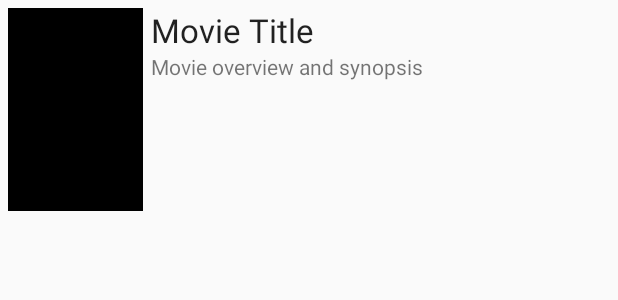
After one commit to veviego/Flicks, an Android app: the layout movie_dialog.xml on its own in the app's theme, with its tools: preview values and no code run, on a phone screen of 412 x 824 dp. The commit adds this screen. Shown: the top 300 px of the screen. Run offline under Robolectric (Android 15) with nearby library versions, the phone set to English and light mode, and no system bars.

Commit message:
if i screw something up with the popup, come back here

```diff
--- a/app/build.gradle
+++ b/app/build.gradle
@@ -32,5 +32,6 @@ dependencies {
     compile 'jp.wasabeef:glide-transformations:2.0.2'
     // If you want to use the GPU Filters
     compile 'jp.co.cyberagent.android.gpuimage:gpuimage-library:1.4.1'
+
     testCompile 'junit:junit:4.12'
 }
--- a/app/src/main/res/layout/item_movie.xml
+++ b/app/src/main/res/layout/item_movie.xml
@@ -35,4 +35,5 @@
         android:layout_below="@+id/tvTitle"
         android:layout_toRightOf="@+id/ivPosterImage"
         android:text="Movie overview and synopsis" />
+
 </RelativeLayout>
--- /dev/null
+++ b/app/src/main/res/layout/movie_dialog.xml
@@ -0,0 +1,57 @@
+<?xml version="1.0" encoding="utf-8"?>
+<RelativeLayout xmlns:android="http://schemas.android.com/apk/res/android"
+    xmlns:app="http://schemas.android.com/apk/res-auto"
+    android:layout_margin="5dp"
+    android:layout_width="match_parent" android:layout_height="wrap_content">
+
+    <ImageView
+        android:id="@+id/popPosterImage"
+        android:layout_width="90dp"
+        android:layout_height="135dp"
+        android:scaleType="fitXY"
+        android:layout_alignParentLeft="true"
+        android:layout_alignParentStart="true"
+        android:layout_alignParentTop="true"
+        android:layout_marginRight="5dp"
+        app:srcCompat="@android:color/black" />
+
+    <TextView
+        android:id="@+id/popTitle"
+        android:layout_width="wrap_content"
+        android:layout_height="wrap_content"
+        android:layout_alignParentTop="true"
+        android:layout_toRightOf="@+id/popPosterImage"
+        android:text="Movie Title"
+        android:textAppearance="@android:style/TextAppearance.Large"
+        android:layout_alignParentRight="true"
+        android:layout_alignParentEnd="true" />
+
+    <ScrollView
+        android:layout_width="match_parent"
+        android:layout_height="match_parent"
+        android:layout_alignParentRight="true"
+        android:layout_alignParentEnd="true"
+        android:layout_toRightOf="@+id/popPosterImage"
+        android:layout_toEndOf="@+id/popPosterImage"
+        android:layout_below="@+id/popTitle"
+        android:layout_alignBottom="@+id/ivPosterImage">
+
+        <LinearLayout
+            android:id="@+id/linearLayout1"
+            android:layout_width="match_parent"
+            android:layout_height="match_parent"
+            android:orientation="vertical" >
+
+            <TextView
+                android:id="@+id/popOverview"
+                android:layout_width="match_parent"
+                android:layout_height="wrap_content"
+                android:layout_alignParentEnd="true"
+                android:layout_alignParentRight="true"
+                android:text="Movie overview and synopsis" />
+
+        </LinearLayout>
+
+    </ScrollView>
+
+</RelativeLayout>
```
